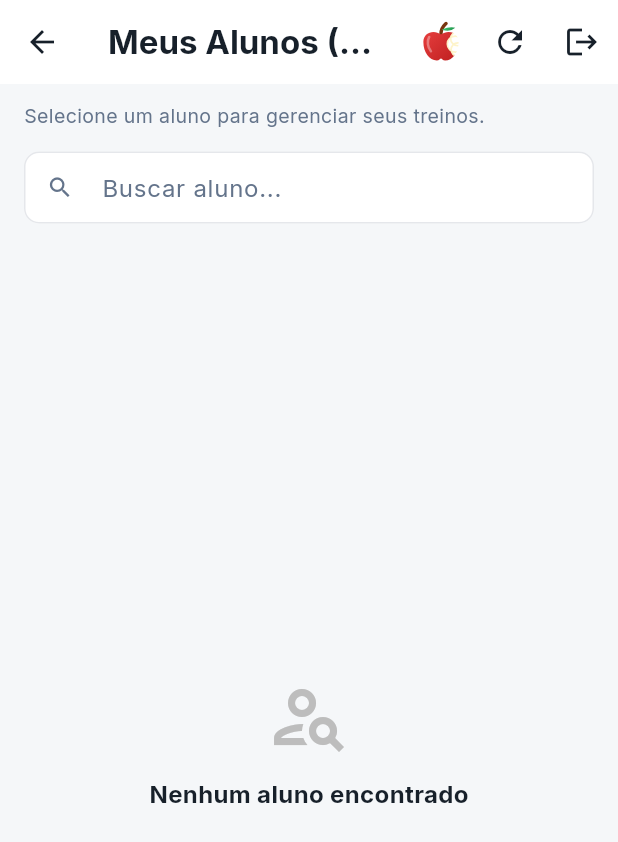
After one commit to ryansousa2002nh-collab/caloriapp_flutter, a Flutter app: the PacientesTreinoPage screen opened directly, on a phone screen of 412 x 824 dp. The commit adds this screen. Shown: the top 842 px of the screen. Run offline on Flutter 3.47's test engine with Material 3 defaults, Android fonts, the light colour scheme and no system bars; our stand-ins replace google_fonts, shared_preferences; accounts and stored records are empty; network calls fail.

Commit message:
Primeira Tela do módulo de personal, para criar novos treinos

```diff
--- /dev/null
+++ b/lib/pages/pacientes_treino_page.dart
@@ -0,0 +1,222 @@
+import 'package:flutter/material.dart';
+import '../models/paciente_model.dart';
+import '../services/dados_service.dart';
+import '../theme/app_theme.dart';
+import '../widgets/apple_theme_toggle.dart';
+import 'criar_treino_page.dart';
+import 'login_page.dart';
+
+class PacientesTreinoPage extends StatefulWidget {
+  const PacientesTreinoPage({super.key});
+
+  @override
+  State<PacientesTreinoPage> createState() => _PacientesTreinoPageState();
+}
+
+class _PacientesTreinoPageState extends State<PacientesTreinoPage> {
+  final DadosService _dadosService = DadosService();
+  String _filtroTexto = '';
+
+  List<PacienteModel> get _pacientesFiltrados {
+    return _dadosService.getPacientes().where((paciente) {
+      final matchesTexto = paciente.nome.toLowerCase().contains(_filtroTexto.toLowerCase()) ||
+          paciente.usuario.toLowerCase().contains(_filtroTexto.toLowerCase());
+      return matchesTexto;
+    }).toList();
+  }
+
+  @override
+  Widget build(BuildContext context) {
+    final isDark = AppColors.isDark(context);
+
+    return Scaffold(
+      appBar: AppBar(
+        title: const Text(
+          'Meus Alunos (Treinos)',
+          style: TextStyle(fontWeight: FontWeight.w700),
+        ),
+        actions: [
+          const AppleThemeToggle(size: 28),
+          IconButton(
+            icon: const Icon(Icons.refresh),
+            tooltip: 'Atualizar',
+            onPressed: () => setState(() {}),
+          ),
+          IconButton(
+            icon: const Icon(Icons.logout),
+            onPressed: () {
+              Navigator.pushReplacement(
+                context,
+                MaterialPageRoute(builder: (context) => const LoginPage()),
+              );
+            },
+          )
+        ],
+      ),
+      body: RefreshIndicator(
+        onRefresh: () async {
+          setState(() {});
+        },
+        child: CustomScrollView(
+          slivers: [
+            SliverToBoxAdapter(
+              child: Padding(
+                padding: const EdgeInsets.fromLTRB(16, 12, 16, 8),
+                child: Column(
+                  crossAxisAlignment: CrossAxisAlignment.start,
+                  children: [
+                    Text(
+                      'Selecione um aluno para gerenciar seus treinos.',
+                      style: TextStyle(
+                        color: AppColors.getTextoSecundario(context),
+                        fontSize: 13,
+                      ),
+                    ),
+                    const SizedBox(height: 14),
+
+                    // Barra de busca
+                    TextField(
+                      decoration: InputDecoration(
+                        hintText: 'Buscar aluno...',
+                        hintStyle: TextStyle(color: AppColors.getTextoSecundario(context)),
+                        prefixIcon: Icon(Icons.search, color: AppColors.getTextoSecundario(context)),
+                        filled: true,
+                        fillColor: AppColors.getCard(context),
+                        isDense: true,
+                        contentPadding: const EdgeInsets.symmetric(horizontal: 14, vertical: 12),
+                        border: OutlineInputBorder(
+                          borderRadius: BorderRadius.circular(10),
+                          borderSide: BorderSide(color: AppColors.getBorda(context)),
+                        ),
+                        enabledBorder: OutlineInputBorder(
+                          borderRadius: BorderRadius.circular(10),
+                          borderSide: BorderSide(color: AppColors.getBorda(context)),
+                        ),
+                        focusedBorder: OutlineInputBorder(
+                          borderRadius: BorderRadius.circular(10),
+                          borderSide: const BorderSide(color: AppColors.verde, width: 1.5),
+                        ),
+                      ),
+                      onChanged: (valor) {
+                        setState(() => _filtroTexto = valor);
+                      },
+                    ),
+                    const SizedBox(height: 10),
+                  ],
+                ),
+              ),
+            ),
+
+            // Lista de pacientes
+            _pacientesFiltrados.isEmpty
+                ? SliverFillRemaining(
+                    hasScrollBody: false,
+                    child: Center(
+                      child: Padding(
+                        padding: const EdgeInsets.all(32.0),
+                        child: Column(
+                          mainAxisAlignment: MainAxisAlignment.center,
+                          children: [
+                            Icon(Icons.person_search_outlined, size: 56, color: Colors.grey.shade400),
+                            const SizedBox(height: 12),
+                            Text(
+                              'Nenhum aluno encontrado',
+                              style: TextStyle(
+                                fontSize: 16,
+                                fontWeight: FontWeight.bold,
+                                color: AppColors.getTextoPrincipal(context),
+                              ),
+                            ),
+                          ],
+                        ),
+                      ),
+                    ),
+                  )
+                : SliverPadding(
+                    padding: const EdgeInsets.fromLTRB(16, 6, 16, 24),
+                    sliver: SliverList(
+                      delegate: SliverChildBuilderDelegate(
+                        (context, index) {
+                          final paciente = _pacientesFiltrados[index];
+                          return _buildPacienteCard(paciente, isDark);
+                        },
+                        childCount: _pacientesFiltrados.length,
+                      ),
+                    ),
+                  ),
+          ],
+        ),
+      ),
+    );
+  }
+
+  Widget _buildPacienteCard(PacienteModel paciente, bool isDark) {
+    return Card(
+      margin: const EdgeInsets.only(bottom: 10),
+      child: InkWell(
+        borderRadius: BorderRadius.circular(14),
+        onTap: () {
+          Navigator.push(
+            context,
+            MaterialPageRoute(
+              builder: (context) => CriarTreinoPage(paciente: paciente),
+            ),
+          );
+        },
+        child: Padding(
+          padding: const EdgeInsets.symmetric(horizontal: 14, vertical: 12),
+          child: Row(
+            children: [
+              // Avatar
+              CircleAvatar(
+                radius: 26,
+                backgroundColor: isDark ? AppColors.verdeFundoEscuro : AppColors.verdeClaro,
+                child: Text(
+                  paciente.nome.isNotEmpty ? paciente.nome[0].toUpperCase() : 'P',
+                  style: TextStyle(
+                    color: isDark ? const Color(0xFF6EE7B7) : AppColors.verdeEscuro,
+                    fontWeight: FontWeight.bold,
+                    fontSize: 18,
+                  ),
+                ),
+              ),
+              const SizedBox(width: 12),
+
+              // Informações do Paciente
+              Expanded(
+                child: Column(
+                  crossAxisAlignment: CrossAxisAlignment.start,
+                  children: [
+                    Text(
+                      paciente.nome,
+                      style: TextStyle(
+                        fontWeight: FontWeight.w700,
+                        fontSize: 15,
+                        color: AppColors.getTextoPrincipal(context),
+                      ),
+                    ),
+                    const SizedBox(height: 2),
+                    Text(
+                      '@${paciente.usuario}',
+                      style: TextStyle(
+                        fontSize: 12,
+                        color: AppColors.getTextoSecundario(context),
+                      ),
+                    ),
+                  ],
+                ),
+              ),
+
+              const SizedBox(width: 8),
+              Icon(
+                Icons.chevron_right,
+                size: 20,
+                color: AppColors.getTextoSecundario(context),
+              ),
+            ],
+          ),
+        ),
+      ),
+    );
+  }
+}
```
Also changed, not shown: lib/pages/criar_treino_page.dart (added, +283 -0 lines), lib/pages/login_page.dart (+9 -3 lines), lib/services/api_service.dart (+23 -1 lines), lib/widgets/app_drawer.dart (+16 -0 lines), 1 other file.
